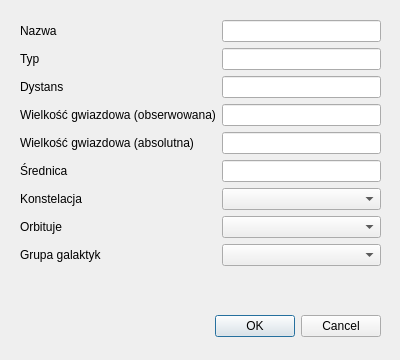
Qt form application/gui/form-galaxy.ui (Ztrk/database-project) before a commit.
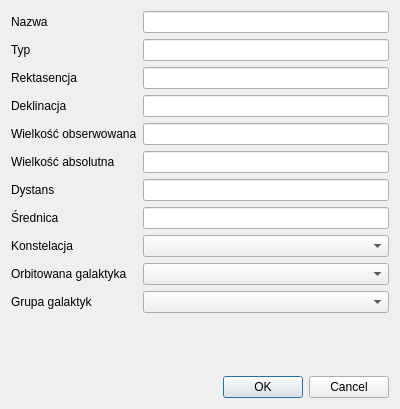
The same form after that commit.

Commit message: Add form for galaxies

What changed in the file:
```diff
--- a/application/gui/form-galaxy.ui
+++ b/application/gui/form-galaxy.ui
@@ -7,37 +7,14 @@
     <x>0</x>
     <y>0</y>
     <width>400</width>
-    <height>360</height>
+    <height>409</height>
    </rect>
   </property>
   <property name="windowTitle">
    <string>Dialog</string>
   </property>
-  <widget class="QDialogButtonBox" name="buttonBox">
-   <property name="geometry">
-    <rect>
-     <x>20</x>
-     <y>310</y>
-     <width>361</width>
-     <height>32</height>
-    </rect>
-   </property>
-   <property name="orientation">
-    <enum>Qt::Horizontal</enum>
-   </property>
-   <property name="standardButtons">
-    <set>QDialogButtonBox::Cancel|QDialogButtonBox::Ok</set>
-   </property>
-  </widget>
-  <widget class="QWidget" name="formLayoutWidget">
-   <property name="geometry">
-    <rect>
-     <x>20</x>
-     <y>20</y>
-     <width>361</width>
-     <height>281</height>
-    </rect>
-   </property>
+  <layout class="QVBoxLayout" name="verticalLayout">
+   <item>
    <layout class="QFormLayout" name="formLayout">
     <item row="0" column="0">
      <widget class="QLabel" name="nazwaLabel">
@@ -60,9 +37,9 @@
      <widget class="QLineEdit" name="typLineEdit"/>
     </item>
     <item row="2" column="0">
-     <widget class="QLabel" name="dystansLabel">
+      <widget class="QLabel" name="rektasencjaLabel">
       <property name="text">
-       <string>Dystans</string>
+        <string>Rektasencja</string>
       </property>
      </widget>
     </item>
@@ -72,7 +49,7 @@
     <item row="3" column="0">
      <widget class="QLabel" name="wielkoGwiazdowaObserwowalnaLabel">
       <property name="text">
-       <string>Wielkość gwiazdowa (obserwowana)</string>
+        <string>Deklinacja</string>
       </property>
      </widget>
     </item>
@@ -82,7 +59,7 @@
     <item row="4" column="0">
      <widget class="QLabel" name="wielkoGwiazdowaAbsolutnaLabel">
       <property name="text">
-       <string>Wielkość gwiazdowa (absolutna)</string>
+        <string>Wielkość obserwowana</string>
       </property>
      </widget>
     </item>
@@ -92,7 +69,7 @@
     <item row="5" column="0">
      <widget class="QLabel" name="rednicaLabel">
       <property name="text">
-       <string>Średnica</string>
+        <string>Wielkość absolutna</string>
       </property>
      </widget>
     </item>
@@ -100,37 +77,81 @@
      <widget class="QLineEdit" name="rednicaLineEdit"/>
     </item>
     <item row="6" column="0">
-     <widget class="QLabel" name="konstelacjaLabel">
+      <widget class="QLabel" name="dystansLabel">
       <property name="text">
-       <string>Konstelacja</string>
+        <string>Dystans</string>
       </property>
      </widget>
     </item>
     <item row="6" column="1">
-     <widget class="QComboBox" name="konstelacjaComboBox"/>
+      <widget class="QLineEdit" name="distance_edit"/>
     </item>
     <item row="7" column="0">
-     <widget class="QLabel" name="orbitujeLabel">
+      <widget class="QLabel" name="diameter_label">
       <property name="text">
-       <string>Orbituje</string>
+        <string>Średnica</string>
       </property>
      </widget>
     </item>
     <item row="7" column="1">
-     <widget class="QComboBox" name="orbitujeComboBox"/>
+      <widget class="QLineEdit" name="diameter_edit"/>
     </item>
     <item row="8" column="0">
+      <widget class="QLabel" name="konstelacjaLabel">
+       <property name="text">
+        <string>Konstelacja</string>
+       </property>
+      </widget>
+     </item>
+     <item row="8" column="1">
+      <widget class="QComboBox" name="constellation_edit"/>
+     </item>
+     <item row="9" column="0">
+      <widget class="QLabel" name="orbitujeLabel">
+       <property name="text">
+        <string>Orbitowana galaktyka</string>
+       </property>
+      </widget>
+     </item>
+     <item row="9" column="1">
+      <widget class="QComboBox" name="orbited_galaxy_edit"/>
+     </item>
+     <item row="10" column="0">
      <widget class="QLabel" name="grupaGalaktykLabel">
       <property name="text">
        <string>Grupa galaktyk</string>
       </property>
      </widget>
     </item>
-    <item row="8" column="1">
-     <widget class="QComboBox" name="grupaGalaktykComboBox"/>
-    </item>
-   </layout>
-  </widget>
+     <item row="10" column="1">
+      <widget class="QComboBox" name="galaxy_group_edit"/>
+     </item>
+    </layout>
+   </item>
+   <item>
+    <widget class="QLabel" name="error_label">
+     <property name="styleSheet">
+      <string notr="true">color: rgb(239, 41, 41);</string>
+     </property>
+     <property name="text">
+      <string/>
+     </property>
+     <property name="wordWrap">
+      <bool>true</bool>
+     </property>
+    </widget>
+   </item>
+   <item>
+    <widget class="QDialogButtonBox" name="button_box">
+     <property name="orientation">
+      <enum>Qt::Horizontal</enum>
+     </property>
+     <property name="standardButtons">
+      <set>QDialogButtonBox::Cancel|QDialogButtonBox::Ok</set>
+     </property>
+    </widget>
+   </item>
+  </layout>
  </widget>
  <resources/>
  <connections>
```
Left out of the diff: 38 changed lines with no effect on the pictures. Lines whose indentation alone changed are shown as unchanged. The commit also changes 3 other files.
